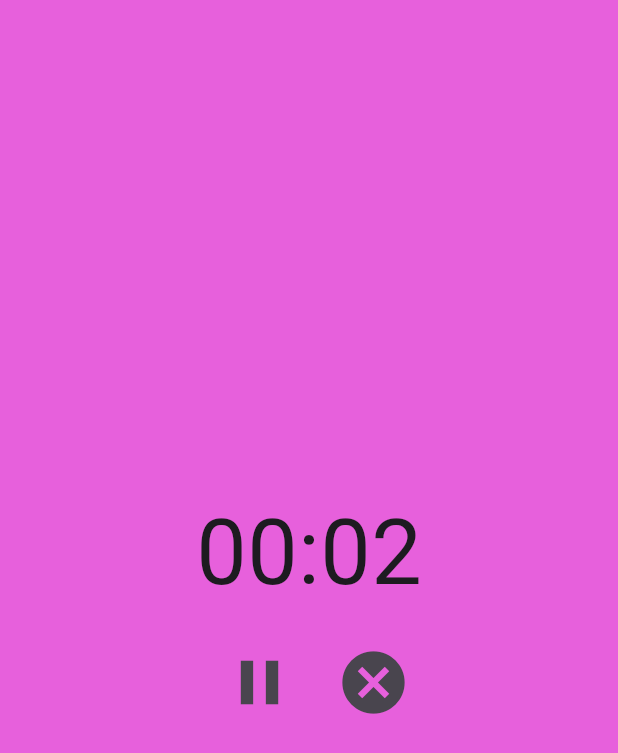
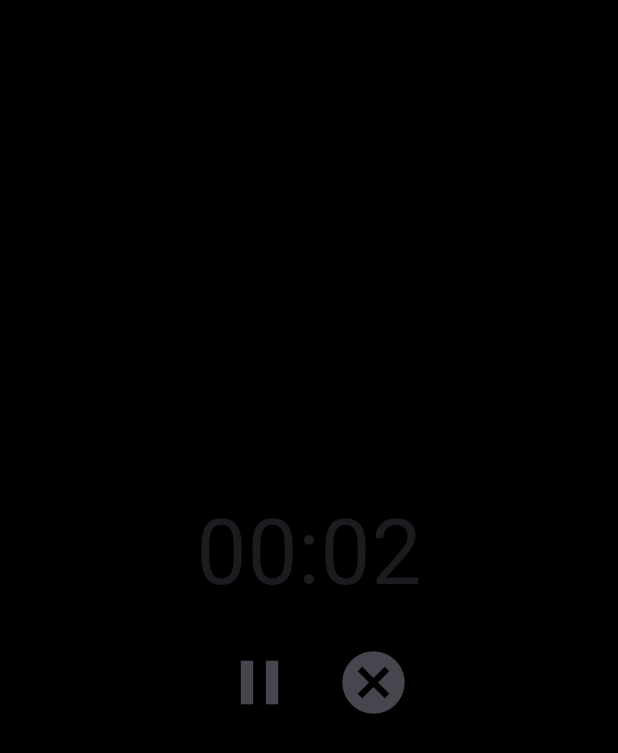
Before and after one commit to pipluppers/pododoro, a Flutter app: the screen it shows after launch, after a tap on "Start", on a phone screen of 412 x 824 dp. Shown: the top 753 px of the screen. Run offline on Flutter 3.47's test engine with Material 3 defaults, Android fonts, the light colour scheme and no system bars.

Commit message:
Update background color

```diff
--- /dev/null
+++ b/lib/constants.dart
@@ -0,0 +1,6 @@
+import 'package:flutter/material.dart';
+
+class Constants {
+  static const Color defaultBackgroundColor = Color.fromARGB(255, 231, 96, 220);
+  static const Color timerBackgroundColor = Colors.black;
+}
--- a/lib/features/pododoro_timer.dart
+++ b/lib/features/pododoro_timer.dart
@@ -1,5 +1,6 @@
 import 'package:flutter/material.dart';
 import 'dart:async' show Timer;
+import 'package:pododoro/constants.dart' show Constants;
 
 class PododoroTimer extends StatefulWidget {
   final int minutes;
@@ -21,6 +22,7 @@ class _PododoroTimerState extends State<PododoroTimer> {
   bool _areTimerButtonsVisible = false;
   double _timerOpacity = 1.0;
 
+  Color _backgroundColor = Constants.defaultBackgroundColor;
   IconData _pauseResumeIcon = Icons.pause;
   final ButtonStyle _iconButtonStyle = const ButtonStyle(iconSize: WidgetStatePropertyAll(50));
 
@@ -72,6 +74,7 @@ class _PododoroTimerState extends State<PododoroTimer> {
   /// Makes the start button visible and hides the timer and other displays.
   void _cancelTimer() {
     setState(() {
+      _backgroundColor = Constants.defaultBackgroundColor;
       _isStartButtonVisible = true;
       _isTimerVisible = false;
       _areTimerButtonsVisible = false;
@@ -85,6 +88,7 @@ class _PododoroTimerState extends State<PododoroTimer> {
     setState(() {
       _mainTimer?.cancel();
 
+      _backgroundColor = Constants.timerBackgroundColor;
       _isStartButtonVisible = false;
       _isTimerVisible = true;
       _areTimerButtonsVisible = true;
@@ -109,7 +113,9 @@ class _PododoroTimerState extends State<PododoroTimer> {
 
   @override
   Widget build(BuildContext context) {
-    return Center(
+    return Container(
+      color: _backgroundColor,
+      child: Center(
         child: Column(
           mainAxisAlignment: MainAxisAlignment.center,
           children: <Widget>[
@@ -162,6 +168,7 @@ class _PododoroTimerState extends State<PododoroTimer> {
             )
           ]
         )
+      ),
     );
   }
 
```
Lines whose indentation alone changed are shown as unchanged.
